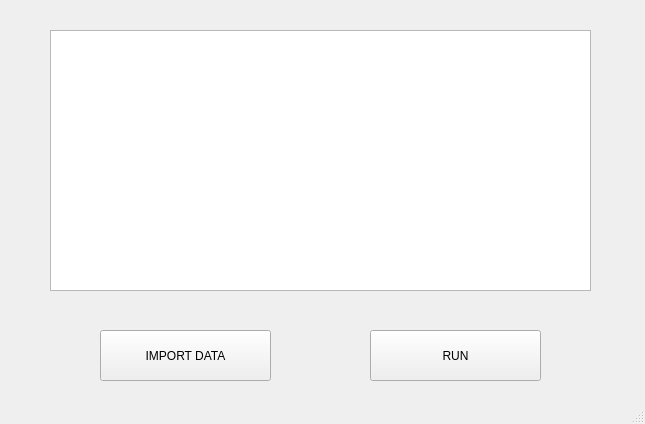
First picture: the form in gui/mainwindow.ui, repository jonahcragun/UVSim, before the edit.
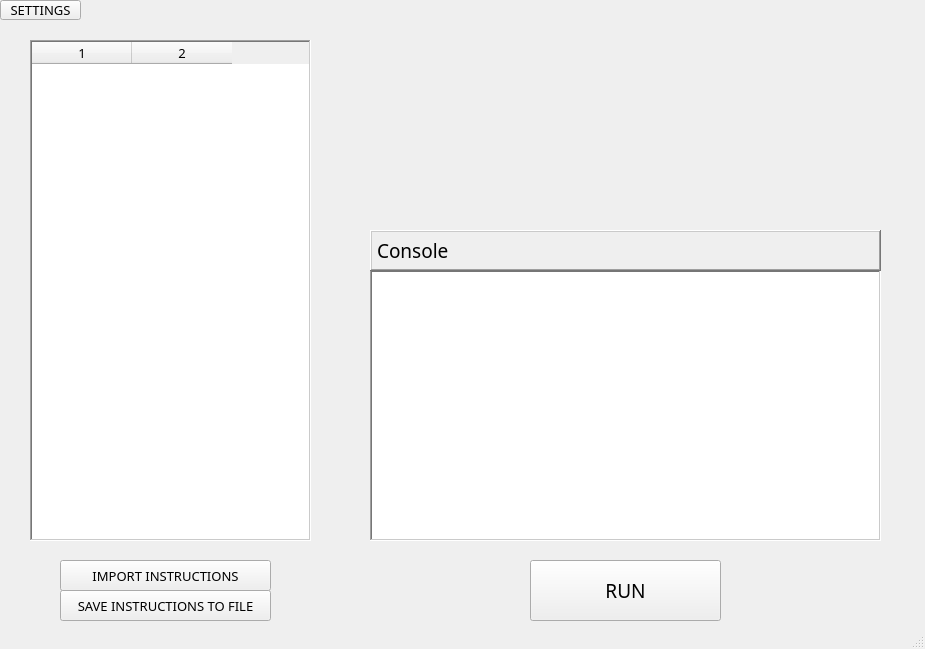
Second picture: the form after the edit.

Commit message: File save complete, file import complete, partial GUI table complete.

Patch:
```diff
--- a/gui/mainwindow.ui
+++ b/gui/mainwindow.ui
@@ -6,10 +6,22 @@
    <rect>
     <x>0</x>
     <y>0</y>
-    <width>645</width>
-    <height>424</height>
+    <width>925</width>
+    <height>649</height>
    </rect>
   </property>
+  <property name="sizePolicy">
+   <sizepolicy hsizetype="Fixed" vsizetype="Fixed">
+    <horstretch>0</horstretch>
+    <verstretch>0</verstretch>
+   </sizepolicy>
+  </property>
+  <property name="font">
+   <font>
+    <family>Sitka</family>
+    <pointsize>10</pointsize>
+   </font>
+  </property>
   <property name="windowTitle">
    <string>MainWindow</string>
   </property>
@@ -17,37 +29,169 @@
    <widget class="QPushButton" name="importButton">
     <property name="geometry">
      <rect>
-      <x>100</x>
-      <y>330</y>
-      <width>171</width>
-      <height>51</height>
+      <x>60</x>
+      <y>560</y>
+      <width>211</width>
+      <height>31</height>
      </rect>
     </property>
+    <property name="font">
+     <font>
+      <family>Sitka</family>
+      <pointsize>10</pointsize>
+     </font>
+    </property>
     <property name="text">
-     <string>IMPORT DATA</string>
+     <string>IMPORT INSTRUCTIONS</string>
     </property>
    </widget>
    <widget class="QPushButton" name="runButton">
     <property name="geometry">
      <rect>
-      <x>370</x>
-      <y>330</y>
-      <width>171</width>
-      <height>51</height>
+      <x>530</x>
+      <y>560</y>
+      <width>191</width>
+      <height>61</height>
      </rect>
     </property>
+    <property name="font">
+     <font>
+      <family>Sitka</family>
+      <pointsize>14</pointsize>
+     </font>
+    </property>
     <property name="text">
      <string>RUN</string>
     </property>
+    <property name="checkable">
+     <bool>false</bool>
+    </property>
+    <property name="default">
+     <bool>false</bool>
+    </property>
+    <property name="flat">
+     <bool>false</bool>
+    </property>
    </widget>
    <widget class="QTextEdit" name="consoleTextEdit">
     <property name="geometry">
      <rect>
-      <x>50</x>
-      <y>30</y>
-      <width>541</width>
-      <height>261</height>
+      <x>370</x>
+      <y>270</y>
+      <width>511</width>
+      <height>271</height>
      </rect>
+    </property>
+    <property name="font">
+     <font>
+      <family>Sitka</family>
+      <pointsize>10</pointsize>
+     </font>
+    </property>
+    <property name="frameShape">
+     <enum>QFrame::WinPanel</enum>
+    </property>
+    <property name="readOnly">
+     <bool>true</bool>
+    </property>
+    <property name="acceptRichText">
+     <bool>false</bool>
+    </property>
+    <property name="textInteractionFlags">
+     <set>Qt::TextSelectableByMouse</set>
+    </property>
+   </widget>
+   <widget class="QTableWidget" name="memoryTable">
+    <property name="geometry">
+     <rect>
+      <x>30</x>
+      <y>40</y>
+      <width>281</width>
+      <height>501</height>
+     </rect>
+    </property>
+    <property name="font">
+     <font>
+      <family>Sitka</family>
+      <pointsize>10</pointsize>
+     </font>
+    </property>
+    <property name="frameShape">
+     <enum>QFrame::WinPanel</enum>
+    </property>
+    <property name="frameShadow">
+     <enum>QFrame::Sunken</enum>
+    </property>
+    <property name="rowCount">
+     <number>0</number>
+    </property>
+    <property name="columnCount">
+     <number>2</number>
+    </property>
+    <column/>
+    <column/>
+   </widget>
+   <widget class="QPushButton" name="exportButton">
+    <property name="geometry">
+     <rect>
+      <x>60</x>
+      <y>590</y>
+      <width>211</width>
+      <height>31</height>
+     </rect>
+    </property>
+    <property name="font">
+     <font>
+      <family>Sitka</family>
+      <pointsize>10</pointsize>
+     </font>
+    </property>
+    <property name="text">
+     <string>SAVE INSTRUCTIONS TO FILE</string>
+    </property>
+   </widget>
+   <widget class="QLabel" name="consoleLabel">
+    <property name="geometry">
+     <rect>
+      <x>370</x>
+      <y>230</y>
+      <width>511</width>
+      <height>41</height>
+     </rect>
+    </property>
+    <property name="font">
+     <font>
+      <family>Sitka</family>
+      <pointsize>14</pointsize>
+     </font>
+    </property>
+    <property name="frameShape">
+     <enum>QFrame::WinPanel</enum>
+    </property>
+    <property name="frameShadow">
+     <enum>QFrame::Raised</enum>
+    </property>
+    <property name="text">
+     <string>Console</string>
+    </property>
+   </widget>
+   <widget class="QPushButton" name="settingsButton">
+    <property name="geometry">
+     <rect>
+      <x>0</x>
+      <y>0</y>
+      <width>81</width>
+      <height>20</height>
+     </rect>
+    </property>
+    <property name="font">
+     <font>
+      <family>Sitka</family>
+      <pointsize>10</pointsize>
+     </font>
+    </property>
+    <property name="text">
+     <string>SETTINGS</string>
     </property>
    </widget>
   </widget>
```
The commit also changes 6 other files.
